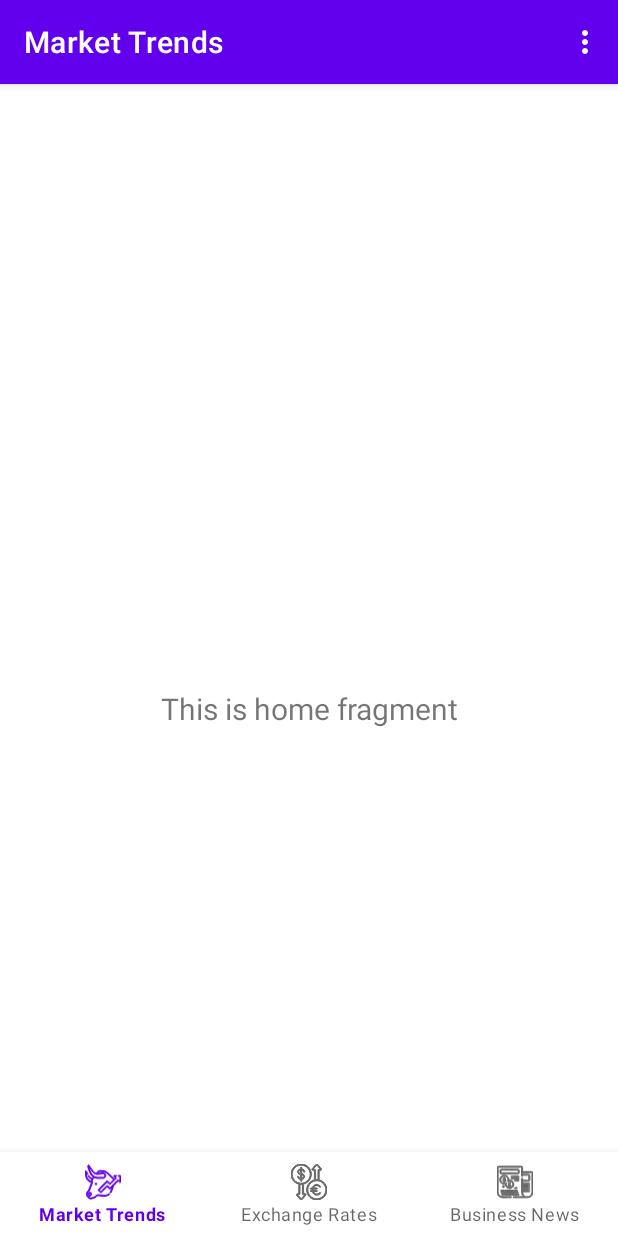
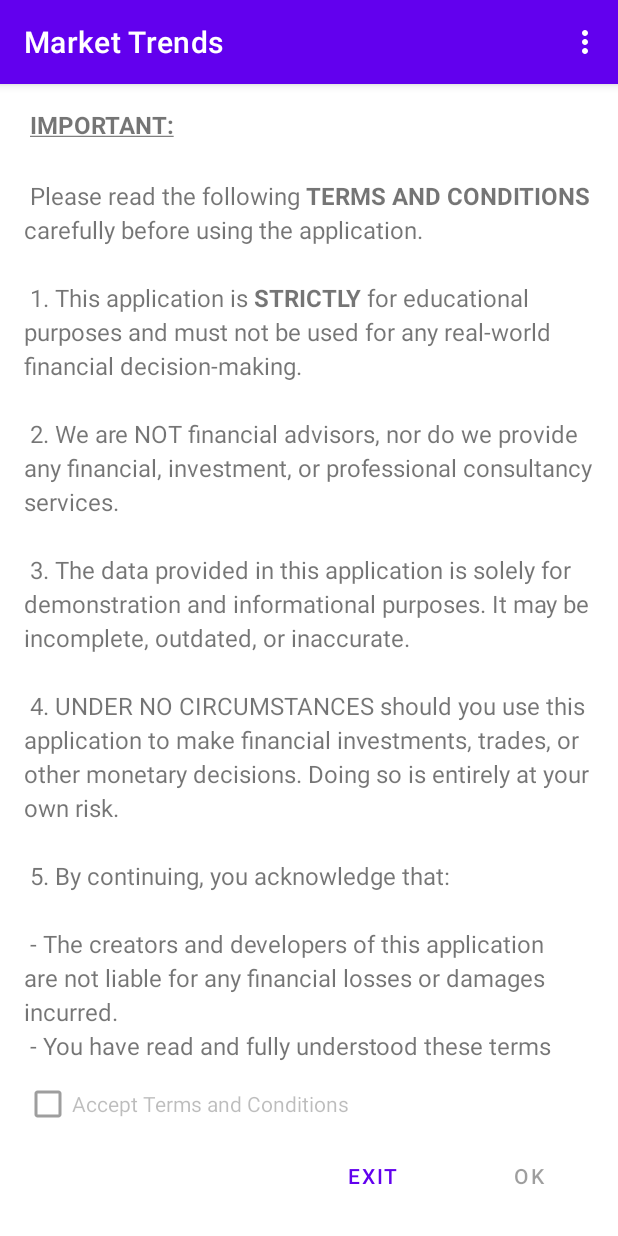
Before and after one commit to lightvision/GlobalMarketPulse, an Android app: the screen it shows after launch (MainActivity), on a phone screen of 412 x 824 dp. Run offline under Robolectric (Android 15) with nearby library versions, the phone set to English and light mode, and no system bars; our stand-ins replace navigation-ui.

Commit message:
Implement terms and conditions dialog and logic

```diff
--- a/app/src/main/java/ro/marven/globalmarketpulse/MainActivity.java
+++ b/app/src/main/java/ro/marven/globalmarketpulse/MainActivity.java
@@ -1,5 +1,6 @@
 package ro.marven.globalmarketpulse;
 
+import android.content.SharedPreferences;
 import android.os.Bundle;
 import android.view.Menu;
 import android.view.MenuItem;
@@ -13,6 +14,7 @@ import androidx.navigation.ui.AppBarConfiguration;
 import androidx.navigation.ui.NavigationUI;
 
 import ro.marven.globalmarketpulse.databinding.ActivityMainBinding;
+import ro.marven.globalmarketpulse.ui.terms_conditions.TermsConditionsDialogFragment;
 
 public class MainActivity extends AppCompatActivity {
 
@@ -25,6 +27,10 @@ public class MainActivity extends AppCompatActivity {
         binding = ActivityMainBinding.inflate(getLayoutInflater());
         setContentView(binding.getRoot());
 
+        // Obtinem preferintele pentru Termeni si Conditii
+        SharedPreferences preferences = getSharedPreferences("app_prefs", 0);
+        boolean termsAccepted = preferences.getBoolean("terms_accepted", false);
+
         BottomNavigationView navView = findViewById(R.id.nav_view);
         // Passing each menu ID as a set of Ids because each
         // menu should be considered as top level destinations.
@@ -34,6 +40,13 @@ public class MainActivity extends AppCompatActivity {
         NavController navController = Navigation.findNavController(this, R.id.nav_host_fragment_activity_main);
         NavigationUI.setupActionBarWithNavController(this, navController, appBarConfiguration);
         NavigationUI.setupWithNavController(binding.navView, navController);
+
+        if (!termsAccepted) {
+            TermsConditionsDialogFragment terms=new TermsConditionsDialogFragment();
+            navView.setVisibility(BottomNavigationView.GONE);
+            terms.show(getSupportFragmentManager());
+        }
+        navView.setVisibility(BottomNavigationView.VISIBLE);
     }
 
     @Override
--- /dev/null
+++ b/app/src/main/java/ro/marven/globalmarketpulse/ui/terms_conditions/TermsConditionsDialogFragment.java
@@ -0,0 +1,100 @@
+// TermsConditionsDialogFragment.java
+package ro.marven.globalmarketpulse.ui.terms_conditions;
+
+import android.app.Dialog;
+import android.content.Context;
+import android.content.SharedPreferences;
+import android.os.Bundle;
+import androidx.annotation.NonNull;
+import androidx.annotation.Nullable;
+import androidx.fragment.app.DialogFragment;
+import android.view.LayoutInflater;
+import android.view.View;
+import android.view.ViewGroup;
+import android.view.Window;
+import android.widget.Button;
+import android.widget.CheckBox;
+import android.widget.ScrollView;
+
+import androidx.fragment.app.FragmentManager;
+import androidx.fragment.app.FragmentTransaction;
+import androidx.navigation.fragment.NavHostFragment;
+import ro.marven.globalmarketpulse.R;
+
+public class TermsConditionsDialogFragment extends DialogFragment {
+
+    private CheckBox acceptCheckbox;
+    private Button okButton, exitButton;
+    private ScrollView scrollView;
+
+
+    @Override
+    public View onCreateView(LayoutInflater inflater, ViewGroup container,
+                             Bundle savedInstanceState) {
+        // inflate layout
+        View view=inflater.inflate(R.layout.dialog_terms_conditions, container, false);
+
+        // Inițializăm elementele UI
+        acceptCheckbox = view.findViewById(R.id.accept_checkbox);
+        okButton = view.findViewById(R.id.ok_button);
+        exitButton = view.findViewById(R.id.exit_button);
+        scrollView = view.findViewById(R.id.terms_scroll_view);
+
+        // Inițial butonul OK este dezactivat
+        okButton.setEnabled(false);
+
+        // Eveniment Scroll -> Activează checkbox-ul doar dacă s-a ajuns la final
+        scrollView.getViewTreeObserver().addOnScrollChangedListener(() -> {
+            if (!scrollView.canScrollVertically(1)) { // 1 = jos, -1 = sus
+                acceptCheckbox.setEnabled(true);
+            }
+        });
+
+        // Eveniment pe checkbox -> Activează butonul OK doar dacă este bifat
+        acceptCheckbox.setOnCheckedChangeListener((buttonView, isChecked) -> okButton.setEnabled(isChecked));
+
+        // Eveniment buton OK -> Salvăm în `SharedPreferences` și închidem dialogul
+        okButton.setOnClickListener(v -> {
+            saveAcceptTerms();
+            dismiss();
+        });
+
+        // Ataasam eveniment butonului de iesire
+        exitButton.setOnClickListener(v -> {
+            // inchidem complet aplicatia, utilizatorul nu a acceptat termenii si conditiile de utilizare
+            requireActivity().finishAndRemoveTask();
+            System.exit(0);
+        });
+
+        return view;
+    }
+
+    @Override
+    public Dialog onCreateDialog(Bundle savedInstanceState) {
+        Dialog dialog = super.onCreateDialog(savedInstanceState);
+        dialog.requestWindowFeature(Window.FEATURE_NO_TITLE);
+        dialog.setCancelable(false);
+
+        return dialog;
+    }
+
+
+    public void show(FragmentManager fragmentManager){
+//        FragmentManager fragmentManager = getSupportFragmentManager();
+        TermsConditionsDialogFragment newFragment = new TermsConditionsDialogFragment();
+
+        FragmentTransaction transaction = fragmentManager.beginTransaction();
+        transaction.setTransition(FragmentTransaction.TRANSIT_FRAGMENT_OPEN);
+        transaction.add(android.R.id.content, newFragment)
+                .addToBackStack(null).commit();
+    }
+
+    private void saveAcceptTerms(){
+        SharedPreferences prefs = requireActivity().getSharedPreferences("app_prefs", Context.MODE_PRIVATE);
+        SharedPreferences.Editor editor = prefs.edit();
+        editor.putBoolean("terms_accepted", true);
+        editor.apply();
+
+
+    }
+}
--- /dev/null
+++ b/app/src/main/res/layout/dialog_terms_conditions.xml
@@ -0,0 +1,69 @@
+<androidx.constraintlayout.widget.ConstraintLayout xmlns:android="http://schemas.android.com/apk/res/android"
+    xmlns:app="http://schemas.android.com/apk/res-auto"
+    android:id="@+id/terms_activity"
+    android:layout_width="match_parent"
+    android:layout_height="match_parent"
+    android:background="#FFFFFF">
+
+
+    <LinearLayout
+        android:layout_width="match_parent"
+        android:layout_height="match_parent"
+        android:orientation="vertical"
+        android:padding="16dp">
+
+
+        <!-- TextView pentru Termeni și Condiții -->
+        <ScrollView
+            android:id="@+id/terms_scroll_view"
+            android:layout_width="match_parent"
+            android:layout_height="0dp"
+            android:layout_weight="1">
+
+            <TextView
+                android:id="@+id/terms_text"
+                android:layout_width="match_parent"
+                android:layout_height="wrap_content"
+                android:text="@string/terms_conditions_text"
+                android:textSize="16sp"
+                android:lineSpacingExtra="4dp"
+                />
+        </ScrollView>
+
+        <!-- CheckBox pentru acceptarea termenilor -->
+        <CheckBox
+            android:id="@+id/accept_checkbox"
+            android:layout_width="wrap_content"
+            android:layout_height="wrap_content"
+            android:enabled="false"
+            android:text="@string/terms_checkbox" />
+
+        <!-- Container pentru butoane -->
+        <LinearLayout
+            android:layout_width="match_parent"
+            android:layout_height="wrap_content"
+            android:gravity="end"
+            android:orientation="horizontal">
+
+            <!-- Butonul Iesire -->
+            <Button
+                android:id="@+id/exit_button"
+                android:layout_width="wrap_content"
+                android:layout_height="wrap_content"
+                style="?android:attr/buttonBarButtonStyle"
+                android:text="@string/terms_decline" />
+
+            <!-- Butonul OK -->
+            <Button
+                android:id="@+id/ok_button"
+                android:layout_width="wrap_content"
+                android:layout_height="wrap_content"
+                android:layout_marginStart="16dp"
+                android:enabled="false"
+                style="?android:attr/buttonBarButtonStyle"
+                android:text="@string/terms_accept" />
+        </LinearLayout>
+    </LinearLayout>
+
+
+</androidx.constraintlayout.widget.ConstraintLayout>
--- a/app/src/main/res/values/strings.xml
+++ b/app/src/main/res/values/strings.xml
@@ -7,4 +7,25 @@
     <!--    Meniul de sus -->
     <string name="menu_settings">Settings</string>
     <string name="menu_exit">Exit</string>
+
+    <!--    Termeni si conditii -->
+    <string name="title_terms_conditions">Termeni si Conditii</string>
+    <string name="terms_conditions_text">
+        <b><u>IMPORTANT:</u></b>\n\n
+        Please read the following <b>TERMS AND CONDITIONS</b> carefully before using the application.\n
+        \n
+        1. This application is <b>STRICTLY</b> for educational purposes and must not be used for any real-world financial decision-making.\n\n
+        2. We are NOT financial advisors, nor do we provide any financial, investment, or professional consultancy services.\n\n
+        3. The data provided in this application is solely for demonstration and informational purposes. It may be incomplete, outdated, or inaccurate.\n\n
+        4. UNDER NO CIRCUMSTANCES should you use this application to make financial investments, trades, or other monetary decisions. Doing so is entirely at your own risk.\n\n
+        5. By continuing, you acknowledge that:\n\n
+           - The creators and developers of this application are not liable for any financial losses or damages incurred.\n
+           - You have read and fully understood these terms and agree to abide by them.\n
+        \n\n
+        If you do not agree to these terms, you MUST exit the application immediately.
+        \n\n\n
+    </string>
+    <string name="terms_checkbox">Accept Terms and Conditions</string>
+    <string name="terms_accept">OK</string>
+    <string name="terms_decline">Exit</string>
 </resources>
```
Also changed, not shown: 2 other files.
